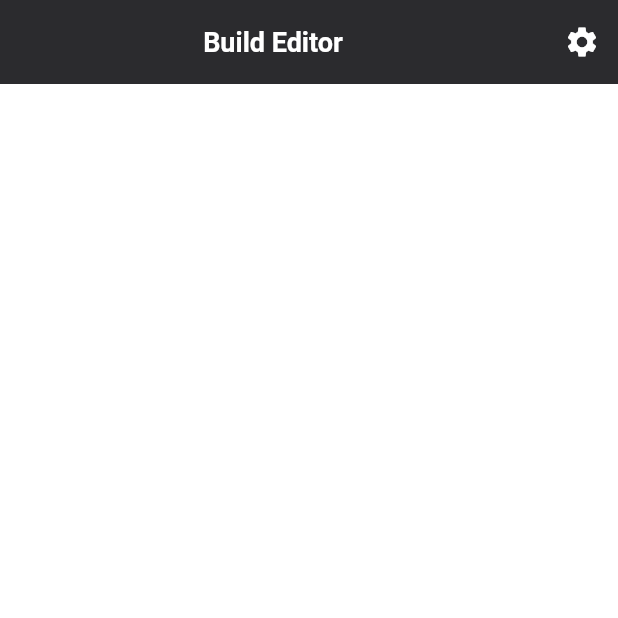
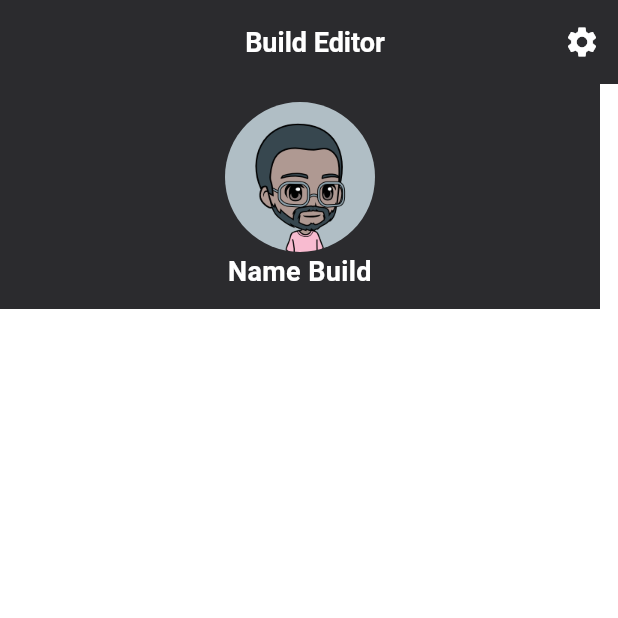
Before and after one commit to Assis-Souz4/app_flutter_elden_ring_build, a Flutter app: the screen it shows after launch, on a phone screen of 412 x 824 dp, the top half of it. Run offline on Flutter 3.47's test engine with Material 3 defaults, Android fonts, the light colour scheme and no system bars.

Commit message:
create buil - foto personagem ,bome e bg

```diff
--- a/lib/main.dart
+++ b/lib/main.dart
@@ -14,7 +14,7 @@ class MyApp extends StatelessWidget {
     return MaterialApp(
       title: 'Flutter Demo',
       theme: ThemeData(
-        colorScheme: ColorScheme.fromSwatch(primarySwatch: Colors.grey),
+        colorScheme: ColorScheme.fromSwatch(backgroundColor: Colors.white),
         useMaterial3: true,
       ),
       home: CreateBuildScreen(),
--- a/lib/screens/create_build_screen.dart
+++ b/lib/screens/create_build_screen.dart
@@ -13,14 +13,14 @@ class _CreateBuilScreenState extends State<CreateBuildScreen> {
   Widget build(BuildContext context) {
     return Form(
       child: Scaffold(
-        appBar: AppBar(
+        appBar: AppBar(leading: Container(),
           backgroundColor: AppColors.primaryColorBG,
           title: const Row(
             mainAxisAlignment: MainAxisAlignment.center,
             children: [
               //APPBAR TITULO
               Text(
-                'Build Editor',
+                'Build Editor',textAlign: TextAlign.center,
                 style: TextStyle(
                     color: AppColors.fontColor,
                     fontSize: 18,
@@ -28,7 +28,6 @@ class _CreateBuilScreenState extends State<CreateBuildScreen> {
               ),
             ],
           ),
-
           //APPBAR ENGRENAGEM SETTINGS
           actions: <Widget>[
             IconButton(
@@ -39,6 +38,41 @@ class _CreateBuilScreenState extends State<CreateBuildScreen> {
                 ))
           ],
         ),
+        body: Column(
+          children: [
+            Container(
+              height: 150,
+              width: 400,
+              decoration: BoxDecoration(
+                color: AppColors.primaryColorBG,
+              ),
+              child: Column(
+                mainAxisAlignment: MainAxisAlignment.center,
+                crossAxisAlignment: CrossAxisAlignment.center,
+                children: [
+                  ClipRRect(
+                    child: ClipOval(
+                      child: Image.asset(
+                        'assets/images/meu_avatar.png',
+                        width: 100,
+                        height: 100,
+                        fit: BoxFit.cover,
+                      ),
+                    ),
+                  ),
+                  Container(
+                    width: 200,
+                    child: const Text(
+                      'Name Build',textAlign: TextAlign.center,
+                      overflow: TextOverflow.ellipsis,
+                      style: TextStyle(color: AppColors.fontColor,fontSize: 18,fontWeight: FontWeight.bold),
+                    ),
+                  )
+                ],
+              ),
+            )
+          ],
+        ),
       ),
     );
   }
--- a/pubspec.yaml
+++ b/pubspec.yaml
@@ -62,6 +62,8 @@ flutter:
   # assets:
   #   - images/a_dot_burr.jpeg
   #   - images/a_dot_ham.jpeg
+  assets:
+    - assets/images/
 
   # An image asset can refer to one or more resolution-specific "variants", see
   # https://flutter.dev/assets-and-images/#resolution-aware
```
Also changed, not shown: assets/images/meu_avatar.png (added).
